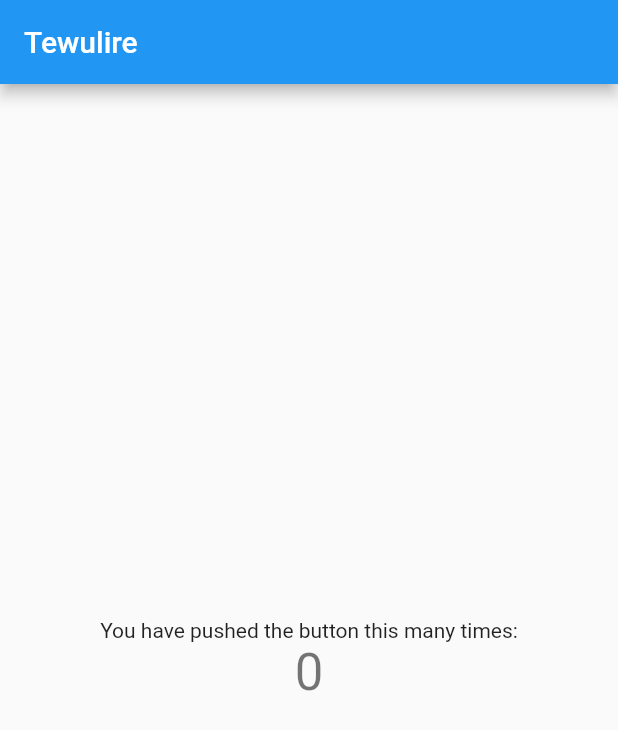
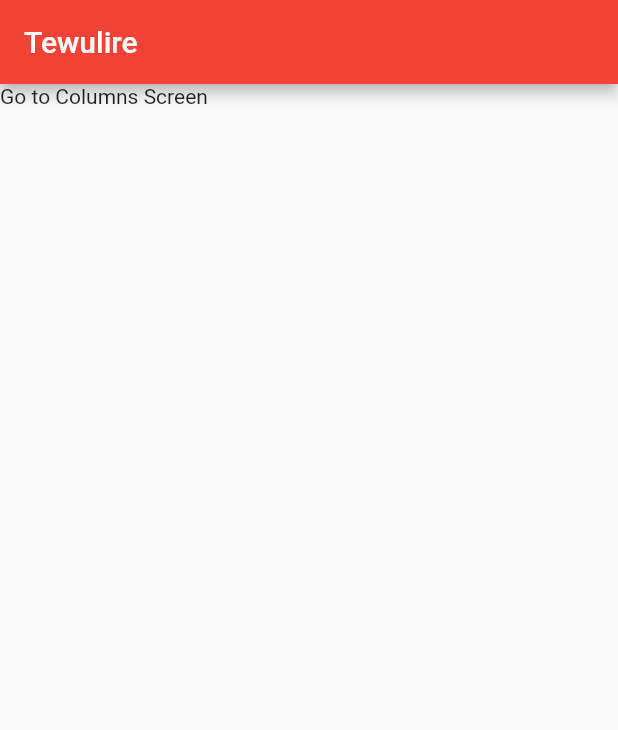
Before and after one commit to achuka99/Tuwulire-Group-App-for-Deaf-students, a Flutter app: the screen it shows after launch, on a phone screen of 412 x 824 dp. Shown: the top 730 px of the screen. Run offline on Flutter 3.47's test engine with Material 2 defaults, Android fonts, the phone set to English and light mode, and no system bars.

Commit message:
Added Columns Screen

```diff
--- a/lib/main.dart
+++ b/lib/main.dart
@@ -1,4 +1,5 @@
 import 'package:flutter/material.dart';
+import 'package:tuwulire/screens/ColumnScreen.dart';
 
 void main() {
   runApp(const MyApp());
@@ -13,16 +14,7 @@ class MyApp extends StatelessWidget {
     return MaterialApp(
       title: 'Flutter Demo',
       theme: ThemeData(
-        // This is the theme of your application.
-        //
-        // Try running your application with "flutter run". You'll see the
-        // application has a blue toolbar. Then, without quitting the app, try
-        // changing the primarySwatch below to Colors.green and then invoke
-        // "hot reload" (press "r" in the console where you ran "flutter run",
-        // or simply save your changes to "hot reload" in a Flutter IDE).
-        // Notice that the counter didn't reset back to zero; the application
-        // is not restarted.
-        primarySwatch: Colors.blue,
+        primarySwatch: Colors.red,
       ),
       home: const MyHomePage(title: 'Tewulire'),
     );
@@ -32,15 +24,6 @@ class MyApp extends StatelessWidget {
 class MyHomePage extends StatefulWidget {
   const MyHomePage({super.key, required this.title});
 
-  // This widget is the home page of your application. It is stateful, meaning
-  // that it has a State object (defined below) that contains fields that affect
-  // how it looks.
-
-  // This class is the configuration for the state. It holds the values (in this
-  // case the title) provided by the parent (in this case the App widget) and
-  // used by the build method of the State. Fields in a Widget subclass are
-  // always marked "final".
-
   final String title;
 
   @override
@@ -48,62 +31,22 @@ class MyHomePage extends StatefulWidget {
 }
 
 class _MyHomePageState extends State<MyHomePage> {
-  int _counter = 0;
-
-  void _incrementCounter() {
-    setState(() {
-      // This call to setState tells the Flutter framework that something has
-      // changed in this State, which causes it to rerun the build method below
-      // so that the display can reflect the updated values. If we changed
-      // _counter without calling setState(), then the build method would not be
-      // called again, and so nothing would appear to happen.
-      _counter++;
-    });
-  }
-
   @override
   Widget build(BuildContext context) {
-    // This method is rerun every time setState is called, for instance as done
-    // by the _incrementCounter method above.
-    //
-    // The Flutter framework has been optimized to make rerunning build methods
-    // fast, so that you can just rebuild anything that needs updating rather
-    // than having to individually change instances of widgets.
     return Scaffold(
       appBar: AppBar(
-        // Here we take the value from the MyHomePage object that was created by
-        // the App.build method, and use it to set our appbar title.
         title: Text(widget.title),
       ),
-      body: Center(
-        // Center is a layout widget. It takes a single child and positions it
-        // in the middle of the parent.
-        child: Column(
-          // Column is also a layout widget. It takes a list of children and
-          // arranges them vertically. By default, it sizes itself to fit its
-          // children horizontally, and tries to be as tall as its parent.
-          //
-          // Invoke "debug painting" (press "p" in the console, choose the
-          // "Toggle Debug Paint" action from the Flutter Inspector in Android
-          // Studio, or the "Toggle Debug Paint" command in Visual Studio Code)
-          // to see the wireframe for each widget.
-          //
-          // Column has various properties to control how it sizes itself and
-          // how it positions its children. Here we use mainAxisAlignment to
-          // center the children vertically; the main axis here is the vertical
-          // axis because Columns are vertical (the cross axis would be
-          // horizontal).
-          mainAxisAlignment: MainAxisAlignment.center,
-          children: <Widget>[
-            const Text(
-              'You have pushed the button this many times:',
+      body: InkWell(
+        onTap: () {
+          Navigator.push(
+            context,
+            MaterialPageRoute(
+              builder: (context) => const ColumnsScreen(),
             ),
-            Text(
-              '$_counter',
-              style: Theme.of(context).textTheme.headline4,
-            ),
-          ],
-        ),
+          );
+        },
+        child: const Text("Go to Columns Screen"),
       ),
     );
   }
```
